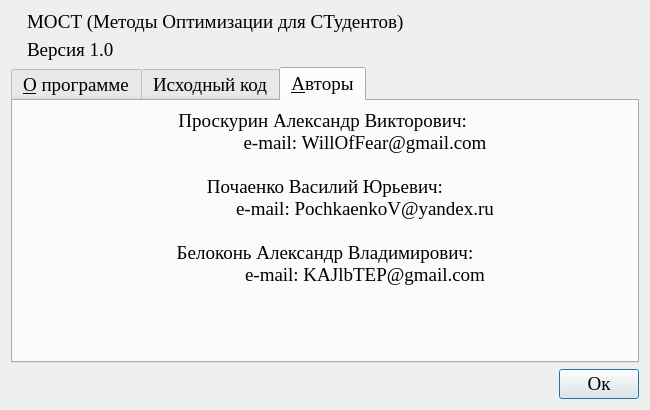
The window that optimizationmethods/ui/aboutProgram.ui (Eliminationzx/optimizationmethods) describes before a commit, drawn with Qt 5.
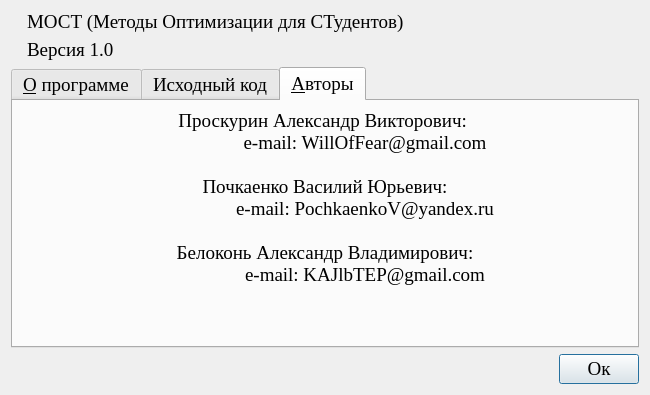
The same window after the commit. The open tabs and pages were chosen to show the change. Icons and pictures are not drawn.

Commit message: поправил текст в окне о программе.

What changed in the file:
```diff
--- a/optimizationmethods/ui/aboutProgram.ui
+++ b/optimizationmethods/ui/aboutProgram.ui
@@ -7,13 +7,13 @@
     <x>0</x>
     <y>0</y>
     <width>650</width>
-    <height>410</height>
+    <height>395</height>
    </rect>
   </property>
   <property name="minimumSize">
    <size>
     <width>650</width>
-    <height>410</height>
+    <height>395</height>
    </size>
   </property>
   <property name="maximumSize">
@@ -140,15 +140,15 @@
             <string>&lt;!DOCTYPE HTML PUBLIC &quot;-//W3C//DTD HTML 4.0//EN&quot; &quot;http://www.w3.org/TR/REC-html40/strict.dtd&quot;&gt;
 &lt;html&gt;&lt;head&gt;&lt;meta name=&quot;qrichtext&quot; content=&quot;1&quot; /&gt;&lt;style type=&quot;text/css&quot;&gt;
 p, li { white-space: pre-wrap; }
-&lt;/style&gt;&lt;/head&gt;&lt;body style=&quot; font-family:'Sans Serif'; font-size:12pt; font-weight:400; font-style:normal;&quot;&gt;
-&lt;p style=&quot; margin-top:0px; margin-bottom:0px; margin-left:0px; margin-right:0px; -qt-block-indent:0; text-indent:0px;&quot;&gt;&lt;span style=&quot; font-family:'Times New Roman'; font-size:14pt;&quot;&gt;Проскурин Александр Викторович: &lt;/span&gt;&lt;/p&gt;
-&lt;p style=&quot; margin-top:0px; margin-bottom:0px; margin-left:0px; margin-right:0px; -qt-block-indent:0; text-indent:0px;&quot;&gt;&lt;span style=&quot; font-family:'Times New Roman'; font-size:14pt;&quot;&gt;	e-mail: WillOfFear@gmail.com&lt;/span&gt;&lt;/p&gt;
-&lt;p style=&quot;-qt-paragraph-type:empty; margin-top:0px; margin-bottom:0px; margin-left:0px; margin-right:0px; -qt-block-indent:0; text-indent:0px; font-family:'Times New Roman'; font-size:14pt;&quot;&gt;&lt;/p&gt;
-&lt;p style=&quot; margin-top:0px; margin-bottom:0px; margin-left:0px; margin-right:0px; -qt-block-indent:0; text-indent:0px;&quot;&gt;&lt;span style=&quot; font-family:'Times New Roman'; font-size:14pt;&quot;&gt;Почаенко Василий Юрьевич:&lt;/span&gt;&lt;/p&gt;
-&lt;p style=&quot; margin-top:0px; margin-bottom:0px; margin-left:0px; margin-right:0px; -qt-block-indent:0; text-indent:0px;&quot;&gt;&lt;span style=&quot; font-family:'Times New Roman'; font-size:14pt;&quot;&gt;	e-mail: PochkaenkoV@yandex.ru&lt;/span&gt;&lt;/p&gt;
-&lt;p style=&quot;-qt-paragraph-type:empty; margin-top:0px; margin-bottom:0px; margin-left:0px; margin-right:0px; -qt-block-indent:0; text-indent:0px; font-family:'Times New Roman'; font-size:14pt;&quot;&gt;&lt;/p&gt;
-&lt;p style=&quot; margin-top:0px; margin-bottom:0px; margin-left:0px; margin-right:0px; -qt-block-indent:0; text-indent:0px;&quot;&gt;&lt;span style=&quot; font-family:'Times New Roman'; font-size:14pt;&quot;&gt;Белоконь Александр Владимирович:&lt;/span&gt;&lt;/p&gt;
-&lt;p style=&quot; margin-top:0px; margin-bottom:0px; margin-left:0px; margin-right:0px; -qt-block-indent:0; text-indent:0px;&quot;&gt;&lt;span style=&quot; font-family:'Times New Roman'; font-size:14pt;&quot;&gt;	e-mail: KAJlbTEP@gmail.com&lt;/span&gt;&lt;/p&gt;&lt;/body&gt;&lt;/html&gt;</string>
+&lt;/style&gt;&lt;/head&gt;&lt;body style=&quot; font-family:'Times New Roman'; font-size:14pt; font-weight:400; font-style:normal;&quot;&gt;
+&lt;p style=&quot; margin-top:0px; margin-bottom:0px; margin-left:0px; margin-right:0px; -qt-block-indent:0; text-indent:0px;&quot;&gt;Проскурин Александр Викторович: &lt;/p&gt;
+&lt;p style=&quot; margin-top:0px; margin-bottom:0px; margin-left:0px; margin-right:0px; -qt-block-indent:0; text-indent:0px;&quot;&gt;	e-mail: WillOfFear@gmail.com&lt;/p&gt;
+&lt;p style=&quot;-qt-paragraph-type:empty; margin-top:0px; margin-bottom:0px; margin-left:0px; margin-right:0px; -qt-block-indent:0; text-indent:0px;&quot;&gt;&lt;/p&gt;
+&lt;p style=&quot; margin-top:0px; margin-bottom:0px; margin-left:0px; margin-right:0px; -qt-block-indent:0; text-indent:0px;&quot;&gt;Почкаенко Василий Юрьевич:&lt;/p&gt;
+&lt;p style=&quot; margin-top:0px; margin-bottom:0px; margin-left:0px; margin-right:0px; -qt-block-indent:0; text-indent:0px;&quot;&gt;	e-mail: PochkaenkoV@yandex.ru&lt;/p&gt;
+&lt;p style=&quot;-qt-paragraph-type:empty; margin-top:0px; margin-bottom:0px; margin-left:0px; margin-right:0px; -qt-block-indent:0; text-indent:0px;&quot;&gt;&lt;/p&gt;
+&lt;p style=&quot; margin-top:0px; margin-bottom:0px; margin-left:0px; margin-right:0px; -qt-block-indent:0; text-indent:0px;&quot;&gt;Белоконь Александр Владимирович:&lt;/p&gt;
+&lt;p style=&quot; margin-top:0px; margin-bottom:0px; margin-left:0px; margin-right:0px; -qt-block-indent:0; text-indent:0px;&quot;&gt;	e-mail: KAJlbTEP@gmail.com&lt;/p&gt;&lt;/body&gt;&lt;/html&gt;</string>
            </property>
            <property name="alignment">
             <set>Qt::AlignHCenter|Qt::AlignTop</set>
```
Left out of the diff: 4 changed lines with no effect on the pictures.
